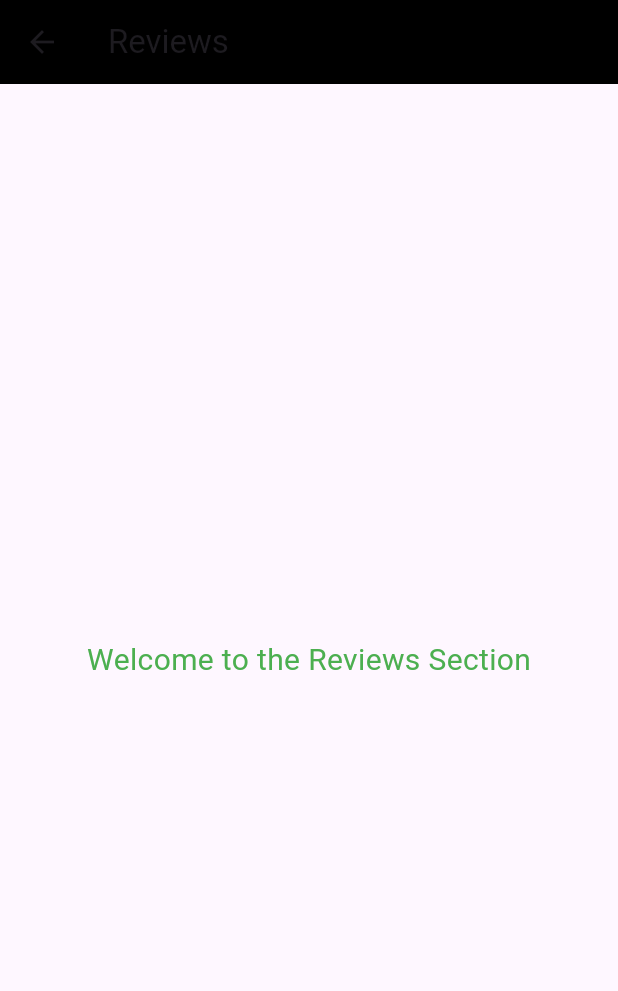
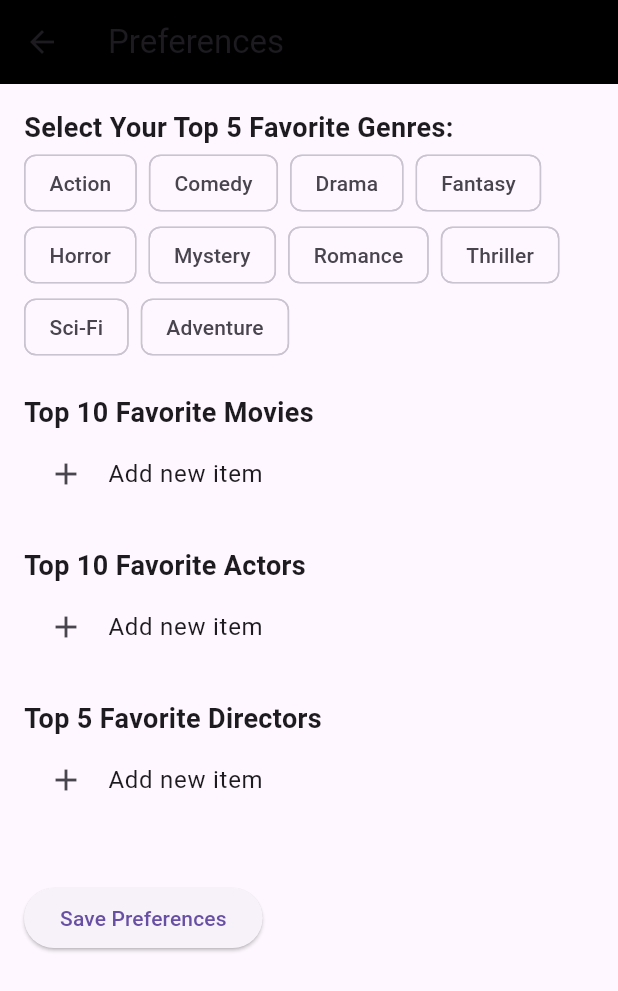
Before and after one commit to Majst0rL/projectOki, a Flutter app: the ReviewScreen screen opened directly, on a phone screen of 412 x 824 dp. Shown: the top 991 px of the screen. Run offline on Flutter 3.47's test engine with Material 3 defaults, Android fonts, the phone set to English and light mode, and no system bars; our stand-ins replace cloud_firestore, firebase_auth, firebase_core; accounts and stored records are empty.

Commit message:
fixed preferences

```diff
--- a/lib/presentation/screens/home_content_screen.dart
+++ b/lib/presentation/screens/home_content_screen.dart
@@ -41,6 +41,7 @@ class _HomeContentScreenState extends State<HomeContentScreen> {
       print('Failed to load movies: $e');
     }
   }
+
 
   Future<void> _loadFavorites() async {
     try {
--- a/lib/presentation/screens/home_screen.dart
+++ b/lib/presentation/screens/home_screen.dart
@@ -63,7 +63,7 @@ class _HomeScreenState extends State<HomeScreen> {
         items: [
           BottomNavigationBarItem(
             icon: Icon(Icons.star_border),
-            label: 'Reviews',
+            label: 'Preferences',
           ),
           BottomNavigationBarItem(
             icon: Icon(Icons.favorite_border),
--- a/lib/presentation/screens/review_screen.dart
+++ b/lib/presentation/screens/review_screen.dart
@@ -1,20 +1,214 @@
 //presentation/screens/review_screen.dart
+
 import 'package:flutter/material.dart';
+import 'package:cloud_firestore/cloud_firestore.dart';
+import 'package:firebase_auth/firebase_auth.dart';
 
-class ReviewScreen extends StatelessWidget {
+class ReviewScreen extends StatefulWidget {
+  @override
+  _ReviewScreenState createState() => _ReviewScreenState();
+}
+
+class _ReviewScreenState extends State<ReviewScreen> {
+  final FirebaseAuth _auth = FirebaseAuth.instance;
+  final FirebaseFirestore _firestore = FirebaseFirestore.instance;
+  final List<String> genres = [
+    "Action",
+    "Comedy",
+    "Drama",
+    "Fantasy",
+    "Horror",
+    "Mystery",
+    "Romance",
+    "Thriller",
+    "Sci-Fi",
+    "Adventure",
+  ];
+
+  List<String> selectedGenres = [];
+  List<String> favoriteMovies = [];
+  List<String> favoriteActors = [];
+  List<String> favoriteDirectors = [];
+
+  @override
+  void initState() {
+    super.initState();
+    _loadPreferences();
+  }
+
+  Future<void> _loadPreferences() async {
+    final User? user = _auth.currentUser;
+    if (user == null) return;
+
+    final doc = await _firestore.collection('preferences').doc(user.uid).get();
+
+    if (doc.exists) {
+      final data = doc.data()!;
+      setState(() {
+        selectedGenres = List<String>.from(data['genres'] ?? []);
+        favoriteMovies = List<String>.from(data['movies'] ?? []);
+        favoriteActors = List<String>.from(data['actors'] ?? []);
+        favoriteDirectors = List<String>.from(data['directors'] ?? []);
+      });
+    }
+  }
+
+  Future<void> _savePreferences() async {
+    final User? user = _auth.currentUser;
+    if (user == null) return;
+
+    await _firestore.collection('preferences').doc(user.uid).set({
+      'genres': selectedGenres,
+      'movies': favoriteMovies,
+      'actors': favoriteActors,
+      'directors': favoriteDirectors,
+    });
+
+    ScaffoldMessenger.of(context).showSnackBar(
+      SnackBar(content: Text('Preferences saved successfully!')),
+    );
+  }
+
   @override
   Widget build(BuildContext context) {
     return Scaffold(
       appBar: AppBar(
-        title: Text("Reviews"),
+        title: Text("Preferences"),
         backgroundColor: Colors.black,
       ),
-      body: Center(
-        child: Text(
-          "Welcome to the Reviews Section",
-          style: TextStyle(fontSize: 20, color: Colors.green),
+      body: SingleChildScrollView(
+        padding: EdgeInsets.all(16.0),
+        child: Column(
+          crossAxisAlignment: CrossAxisAlignment.start,
+          children: [
+            Text(
+              "Select Your Top 5 Favorite Genres:",
+              style: TextStyle(fontSize: 18, fontWeight: FontWeight.bold),
+            ),
+            Wrap(
+              spacing: 8.0,
+              children: genres.map((genre) {
+                final isSelected = selectedGenres.contains(genre);
+                return ChoiceChip(
+                  label: Text(genre),
+                  selected: isSelected,
+                  onSelected: (selected) {
+                    setState(() {
+                      if (selected) {
+                        if (selectedGenres.length < 5) {
+                          selectedGenres.add(genre);
+                        } else {
+                          ScaffoldMessenger.of(context).showSnackBar(
+                            SnackBar(
+                              content: Text("You can select up to 5 genres only."),
+                            ),
+                          );
+                        }
+                      } else {
+                        selectedGenres.remove(genre);
+                      }
+                    });
+                  },
+                );
+              }).toList(),
+            ),
+            SizedBox(height: 20),
+            _buildEditableList(
+              "Top 10 Favorite Movies",
+              favoriteMovies,
+              maxItems: 10,
+            ),
+            _buildEditableList(
+              "Top 10 Favorite Actors",
+              favoriteActors,
+              maxItems: 10,
+            ),
+            _buildEditableList(
+              "Top 5 Favorite Directors",
+              favoriteDirectors,
+              maxItems: 5,
+            ),
+            SizedBox(height: 20),
+            ElevatedButton(
+              onPressed: _savePreferences,
+              child: Text("Save Preferences"),
+            ),
+          ],
         ),
       ),
     );
   }
+
+  Widget _buildEditableList(String title, List<String> items, {required int maxItems}) {
+    return Column(
+      crossAxisAlignment: CrossAxisAlignment.start,
+      children: [
+        Text(
+          title,
+          style: TextStyle(fontSize: 18, fontWeight: FontWeight.bold),
+        ),
+        ListView.builder(
+          shrinkWrap: true,
+          physics: NeverScrollableScrollPhysics(),
+          itemCount: items.length + 1,
+          itemBuilder: (context, index) {
+            if (index == items.length) {
+              return items.length < maxItems
+                  ? ListTile(
+                      leading: Icon(Icons.add),
+                      title: Text("Add new item"),
+                      onTap: () async {
+                        final newItem = await _showInputDialog(title);
+                        if (newItem != null && newItem.isNotEmpty) {
+                          setState(() {
+                            items.add(newItem);
+                          });
+                        }
+                      },
+                    )
+                  : Container();
+            }
+            return ListTile(
+              title: Text(items[index]),
+              trailing: IconButton(
+                icon: Icon(Icons.delete),
+                onPressed: () {
+                  setState(() {
+                    items.removeAt(index);
+                  });
+                },
+              ),
+            );
+          },
+        ),
+        SizedBox(height: 20),
+      ],
+    );
+  }
+
+  Future<String?> _showInputDialog(String title) async {
+    String input = "";
+    return showDialog<String>(
+      context: context,
+      builder: (context) {
+        return AlertDialog(
+          title: Text("Add $title"),
+          content: TextField(
+            onChanged: (value) => input = value,
+            decoration: InputDecoration(hintText: "Enter here"),
+          ),
+          actions: [
+            TextButton(
+              onPressed: () => Navigator.pop(context, null),
+              child: Text("Cancel"),
+            ),
+            TextButton(
+              onPressed: () => Navigator.pop(context, input),
+              child: Text("Add"),
+            ),
+          ],
+        );
+      },
+    );
+  }
 }
--- a/lib/presentation/service/firebase_service.dart
+++ b/lib/presentation/service/firebase_service.dart
@@ -109,4 +109,5 @@ class FirebaseService {
       return [];
     }
   }
+
 }
```
